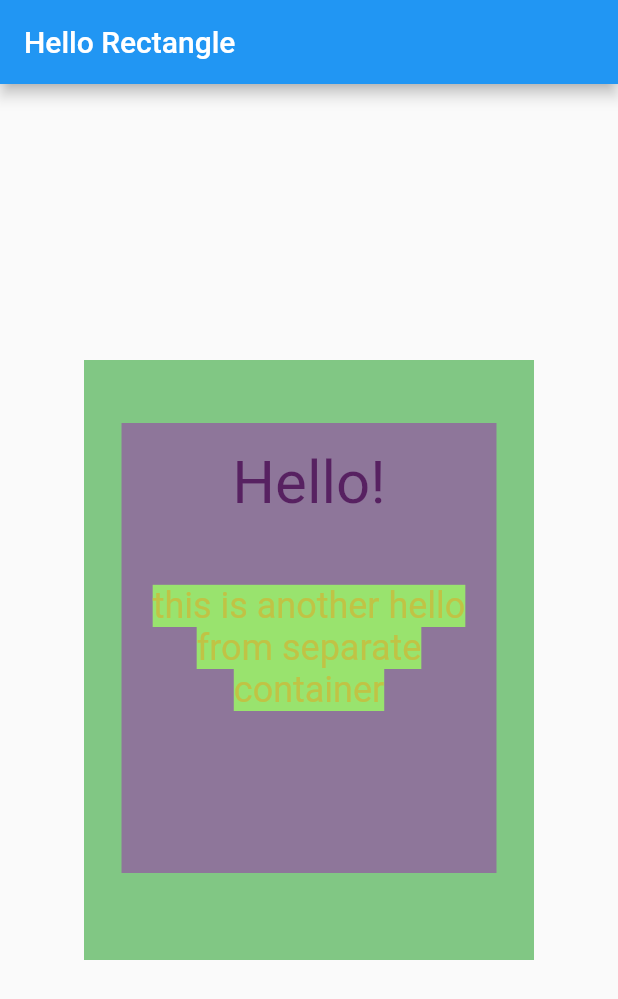
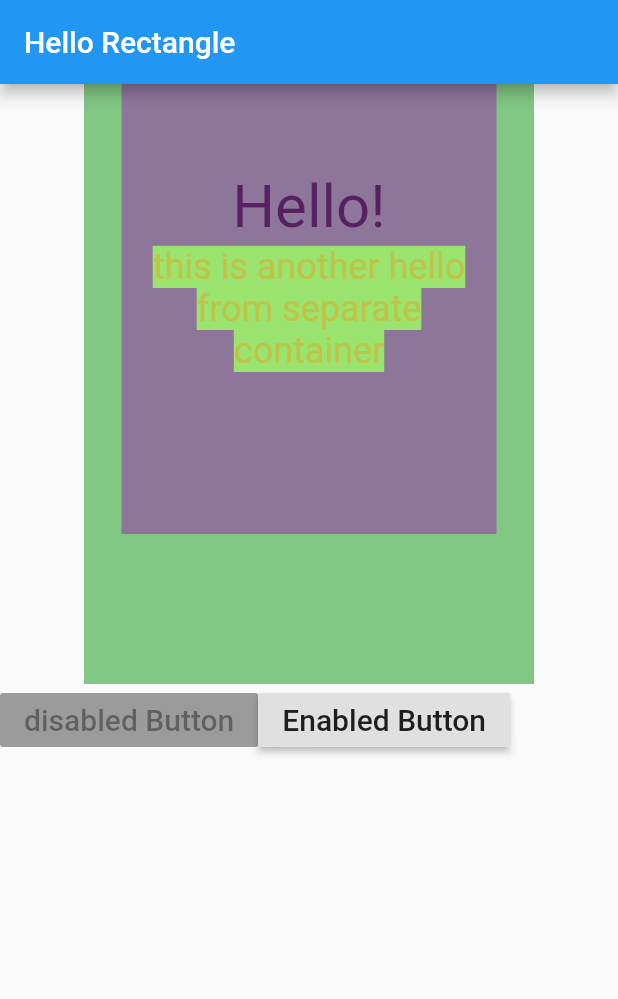
Before and after one commit to AAQ-AND-DEV/hello_rectangle2, a Flutter app: the screen it shows after launch, on a phone screen of 412 x 824 dp. Shown: the top 999 px of the screen. Run offline on Flutter 3.47's test engine with Material 2 defaults, Android fonts, the phone set to English and light mode, and no system bars.

Commit message:
Added some non-functional buttons what a pain to do when you're rusty!

```diff
--- a/lib/main.dart
+++ b/lib/main.dart
@@ -46,34 +46,46 @@ class HelloRectangle extends StatelessWidget {
   @override
   Widget build(BuildContext context) {
     // TODO: implement build
-    return Center(
-
-      child:Stack(
+    return Column(
         children: <Widget>[
-
+          Stack(
+          children: <Widget>[
             Center(
-
               child: Container(
               padding: textPaddingConst,
               color: Colors.green[300],
               height: 400.0,
               width: 300.0,
-
-
              child: Align(
               alignment: Alignment.topCenter,
               child: Text(
               'Hello!',
-
                  style: TextStyle(fontSize: 40.0),
-
-                  )),
-                ),
-          ),
+        )),),),
               container,
 
-        ],
-      )
+    ]),
+          Row(
+            //buttons from Flutter RaisedButton class docs
+            children:<Widget>[
+    RaisedButton(
+    onPressed: null,
+    child:  Text('disabled Button',
+    style: TextStyle(fontSize: 20)),
+    ),
+    SizedBox(height: 30),
+    RaisedButton(
+    onPressed: (){},
+    child: Text('Enabled Button',
+    style: TextStyle(fontSize: 20),
+    ),),
+
+
+
+    ], ), ]
+
+
+
       );
   }
 }
```
Lines whose indentation alone changed are shown as unchanged.
